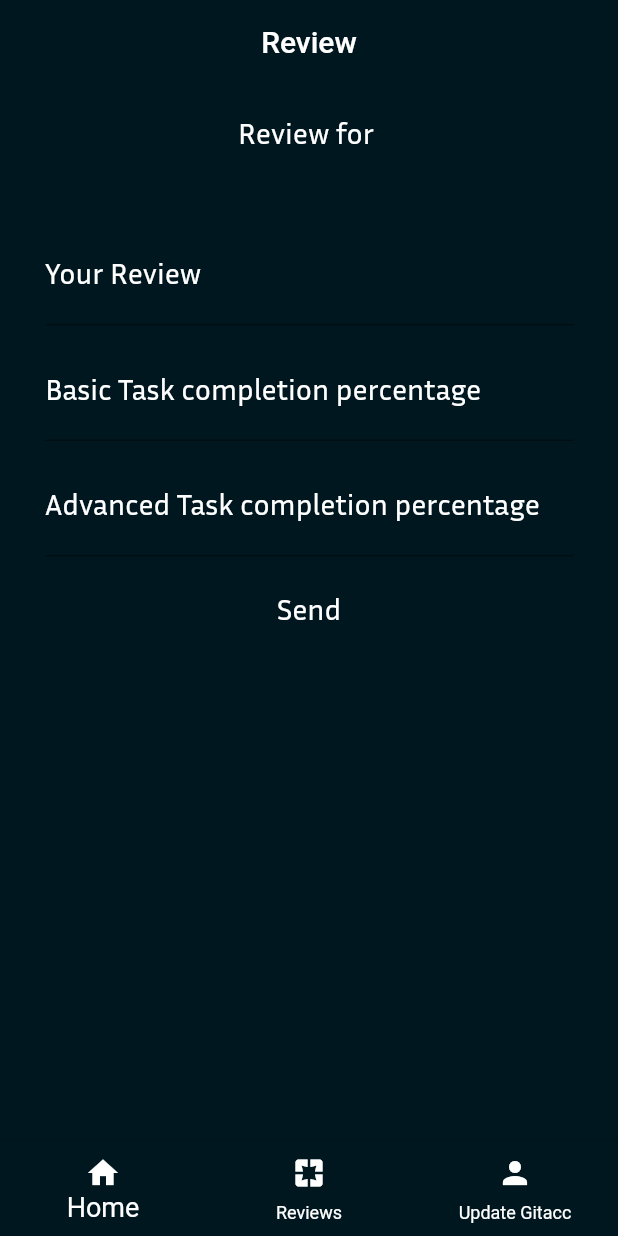
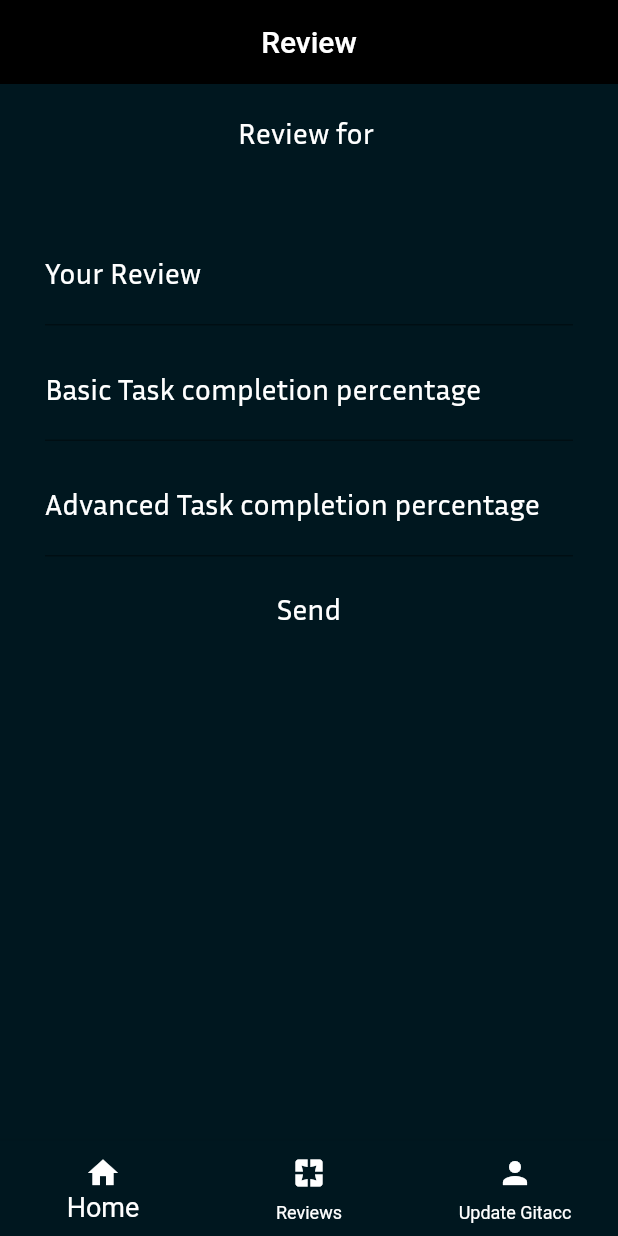
Before and after one commit to SpiderNitt/SOP-2020, a Flutter app: the Review screen opened directly with empty values, on a phone screen of 412 x 824 dp. Run offline on Flutter 3.47's test engine with Material 2 defaults, Android fonts, the phone set to English and light mode, and no system bars; our stand-ins replace graphql_flutter, percent_indicator; network calls fail.

Commit message:
exp -- changed appbar color

```diff
--- a/lib/bio.dart
+++ b/lib/bio.dart
@@ -30,7 +30,7 @@ class _BioState extends State<Bio> {
         elevation: 0,
         title: Text('Update Gitacc'),
         centerTitle: true,
-        backgroundColor: config.bgColor,
+           backgroundColor: config.appbarcolor,
       ),
       body:Builder(
         builder: (context) => SingleChildScrollView(
--- a/lib/commitsfinal.dart
+++ b/lib/commitsfinal.dart
@@ -24,7 +24,7 @@ class _CommitsFinal extends State<CommitsFinal> {
       appBar: AppBar(
          automaticallyImplyLeading: false,
         elevation: 0,
-        backgroundColor: config.bgColor,
+        backgroundColor: config.appbarcolor,
         title: Text('Mentee task'),
         centerTitle: true,
       ),
--- a/lib/config.dart
+++ b/lib/config.dart
@@ -13,6 +13,7 @@ class Config{
   double borRadi = 8.0;
   Color danger = Colors.red;
   Color success = Colors.green;
+  Color appbarcolor = Colors.black;
 }
 
 Config config =  Config();
--- a/lib/home.dart
+++ b/lib/home.dart
@@ -38,7 +38,7 @@ String name, gitacc, jwt;
         elevation: 0,
         title: Text('Mentor Page'),
         centerTitle: true,
-        backgroundColor: config.bgColor,
+        backgroundColor: config.appbarcolor,
       ),
       body: SingleChildScrollView(
         child: Container(
--- a/lib/mentee_task.dart
+++ b/lib/mentee_task.dart
@@ -32,7 +32,7 @@ class _MenteeTaskState extends State<MenteeTask> {
       appBar: AppBar(
          automaticallyImplyLeading: false,
         elevation: 0,
-        backgroundColor: config.bgColor,
+           backgroundColor: config.appbarcolor,
         title: Text('Mentee task'),
         centerTitle: true,
         bottom: TabBar(
--- a/lib/review.dart
+++ b/lib/review.dart
@@ -26,7 +26,7 @@ class _RequestState extends State<Request> {
         elevation: 0,
         title: Text('Review Requests'),
         centerTitle: true,
-        backgroundColor: config.bgColor,
+        backgroundColor: config.appbarcolor,
       ),
       body: SingleChildScrollView(
         child: Requestlist('anish', 'chakki1234', this.jwt),
--- a/lib/write_widget.dart
+++ b/lib/write_widget.dart
@@ -32,7 +32,7 @@ class _ReviewState extends State<Review> {
       title: Text('Review'),
       centerTitle: true,
       elevation: 0,
-      backgroundColor: config.bgColor,
+         backgroundColor: config.appbarcolor,
     ),
     body: Builder(
       builder: (context) => SingleChildScrollView(
```
